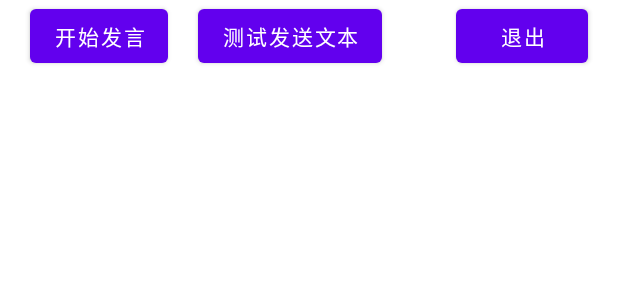
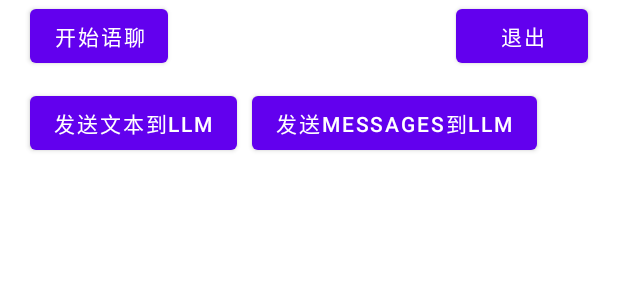
Before and after one commit to AgoraIO-Community/Agora-AIGCService-Example, an Android app: the layout ai_robot_activity.xml on its own in the app's theme, with its tools: preview values and no code run, on a phone screen of 412 x 824 dp. Shown: the top 300 px of the screen. Run offline under Robolectric (Android 15) with nearby library versions, the phone set to English and light mode, and no system bars.

Commit message:
modify for sdk 1.2.0

```diff
--- a/Android/Agora-AIGCService-Example/app/build.gradle
+++ b/Android/Agora-AIGCService-Example/app/build.gradle
@@ -13,7 +13,7 @@ android {
         minSdk 23
         targetSdk 30
         versionCode 1
-        versionName "1.110.0129.1"
+        versionName "1.120.0315.1"
 
         flavorDimensions "channel"
 
--- a/Android/Agora-AIGCService-Example/app/src/main/res/layout/ai_robot_activity.xml
+++ b/Android/Agora-AIGCService-Example/app/src/main/res/layout/ai_robot_activity.xml
@@ -15,16 +15,6 @@
         app:layout_constraintTop_toTopOf="parent" />
 
     <Button
-        android:id="@+id/btn_test_send_text"
-        android:layout_width="wrap_content"
-        android:layout_height="wrap_content"
-        android:layout_marginStart="20dp"
-        android:text="@string/test_send_text"
-        app:layout_constraintStart_toEndOf="@id/btn_speak"
-        app:layout_constraintTop_toTopOf="parent" />
-
-
-    <Button
         android:id="@+id/btn_exit"
         android:layout_width="wrap_content"
         android:layout_height="wrap_content"
@@ -32,6 +22,26 @@
         android:text="@string/exit"
         app:layout_constraintEnd_toEndOf="parent"
         app:layout_constraintTop_toTopOf="parent" />
+
+    <Button
+        android:id="@+id/btn_send_text_llm"
+        android:layout_width="wrap_content"
+        android:layout_height="wrap_content"
+        android:layout_marginStart="20dp"
+        android:layout_marginTop="10dp"
+        android:text="@string/send_text_llm"
+        app:layout_constraintStart_toStartOf="parent"
+        app:layout_constraintTop_toBottomOf="@id/btn_speak" />
+
+    <Button
+        android:id="@+id/btn_send_messages_llm"
+        android:layout_width="wrap_content"
+        android:layout_height="wrap_content"
+        android:layout_marginStart="10dp"
+        android:layout_marginTop="10dp"
+        android:text="@string/send_messages_llm"
+        app:layout_constraintStart_toEndOf="@id/btn_send_text_llm"
+        app:layout_constraintTop_toBottomOf="@id/btn_speak" />
 
     <androidx.recyclerview.widget.RecyclerView
         android:id="@+id/ai_history_list"
@@ -44,5 +54,5 @@
         app:layout_constraintBottom_toBottomOf="parent"
         app:layout_constraintLeft_toLeftOf="parent"
         app:layout_constraintRight_toRightOf="parent"
-        app:layout_constraintTop_toBottomOf="@id/btn_speak" />
+        app:layout_constraintTop_toBottomOf="@id/btn_send_text_llm" />
 </androidx.constraintlayout.widget.ConstraintLayout>
--- a/Android/Agora-AIGCService-Example/app/src/main/res/values/strings.xml
+++ b/Android/Agora-AIGCService-Example/app/src/main/res/values/strings.xml
@@ -1,7 +1,8 @@
 <resources>
     <string name="app_name">Agora-AIGCService-Example</string>
-    <string name="start_speak">开始发言</string>
-    <string name="end_speak">结束发言</string>
-    <string name="test_send_text">测试发送文本</string>
+    <string name="start_speak">开始语聊</string>
+    <string name="end_speak">结束语聊</string>
+    <string name="send_text_llm">发送文本到LLM</string>
+    <string name="send_messages_llm">发送Messages到LLM</string>
     <string name="exit">退出</string>
 </resources>
```
Also changed, not shown: Android/Agora-AIGCService-Example/app/src/main/java/io/agora/aigc_service_example/AIRobotActivity.java (+56 -22 lines).
